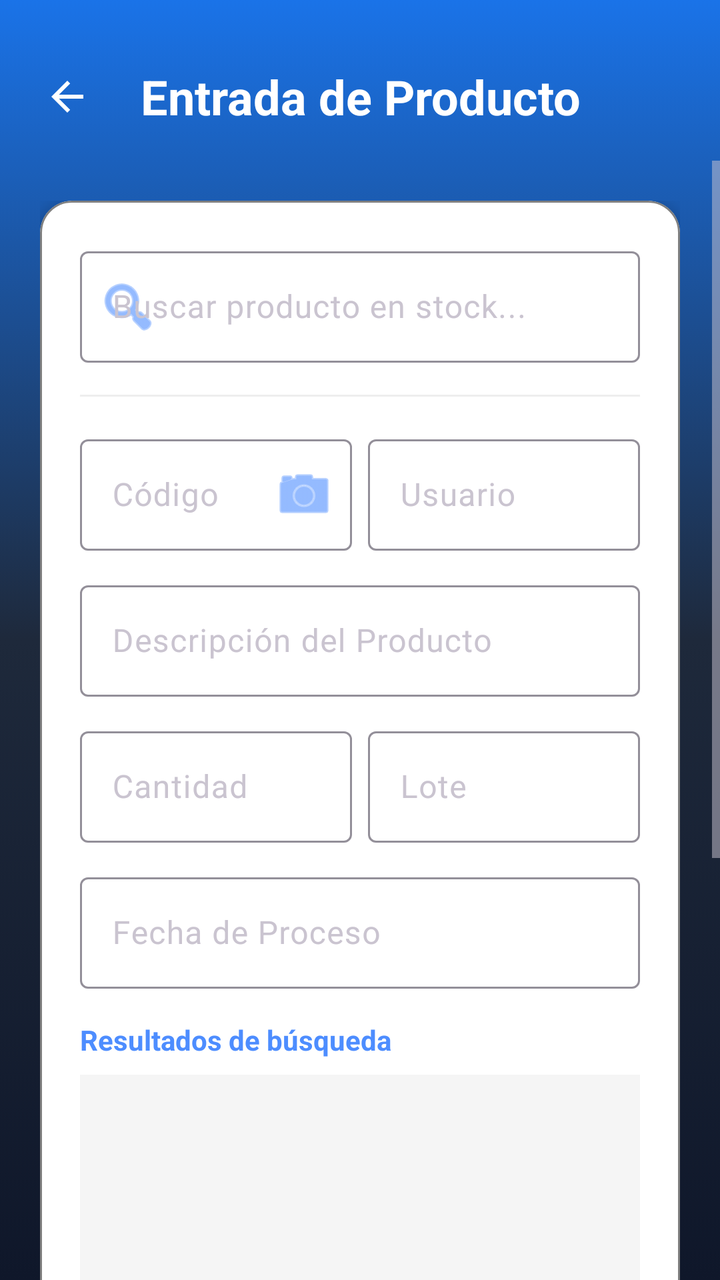
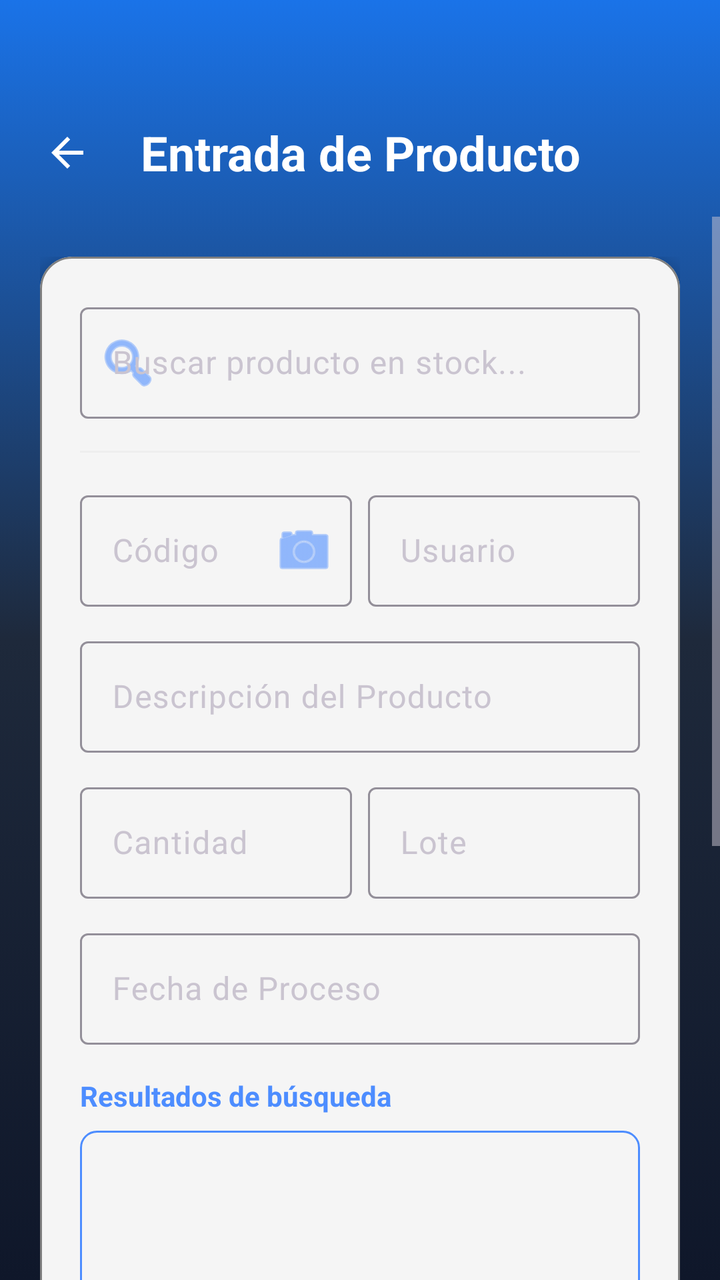

Before-and-after screenshots of an Android layout around one commit, followed by the original layout XML and the change that was made.
<!-- AndroidManifest.xml: application theme Theme.InventarioApp -->
<!-- res/layout/activity_entrada_productos.xml -->
<?xml version="1.0" encoding="utf-8"?>
<androidx.constraintlayout.widget.ConstraintLayout xmlns:android="http://schemas.android.com/apk/res/android"
    xmlns:app="http://schemas.android.com/apk/res-auto"
    xmlns:tools="http://schemas.android.com/tools"
    android:layout_width="match_parent"
    android:layout_height="match_parent"
    android:background="@drawable/fondo_degradado">

    
    <TextView
        android:id="@+id/tvTituloEntrada"
        android:layout_width="wrap_content"
        android:layout_height="wrap_content"
        android:layout_marginTop="32dp"
        android:gravity="center"
        android:text="@string/title_entrada"
        android:textColor="@color/white"
        android:textSize="24sp"
        android:textStyle="bold"
        app:layout_constraintEnd_toEndOf="parent"
        app:layout_constraintStart_toStartOf="parent"
        app:layout_constraintTop_toTopOf="parent" />

    <ImageButton
        android:id="@+id/btnBack"
        android:layout_width="51dp"
        android:layout_height="56dp"
        android:layout_marginStart="8dp"
        android:background="?attr/selectableItemBackgroundBorderless"
        android:contentDescription="@string/btn_volver"
        android:elevation="8dp"
        android:padding="12dp"
        android:src="@drawable/ic_back"
        app:layout_constraintBottom_toBottomOf="@id/tvTituloEntrada"
        app:layout_constraintStart_toStartOf="parent"
        app:layout_constraintTop_toTopOf="@id/tvTituloEntrada"
        app:tint="@color/white" />

    
    <ScrollView
        android:layout_width="match_parent"
        android:layout_height="0dp"
        android:layout_marginTop="16dp"
        android:fillViewport="true"
        app:layout_constraintBottom_toBottomOf="parent"
        app:layout_constraintTop_toBottomOf="@id/tvTituloEntrada">

        <LinearLayout
            android:layout_width="match_parent"
            android:layout_height="wrap_content"
            android:orientation="vertical"
            android:padding="20dp">

            <com.google.android.material.card.MaterialCardView
                android:layout_width="match_parent"
                android:layout_height="wrap_content"
                app:cardCornerRadius="16dp"
                app:cardElevation="4dp"
                app:cardBackgroundColor="@color/white"
                app:strokeWidth="1dp"
                app:strokeColor="@color/gray">

                <LinearLayout
                    android:layout_width="match_parent"
                    android:layout_height="wrap_content"
                    android:orientation="vertical"
                    android:padding="20dp">

                    
                    <com.google.android.material.textfield.TextInputLayout
                        android:layout_width="match_parent"
                        android:layout_height="wrap_content"
                        android:hint="@string/hint_buscar_stock"
                        app:startIconDrawable="@android:drawable/ic_menu_search"
                        app:startIconTint="@color/primary"
                        app:endIconMode="clear_text"
                        app:endIconTint="@color/gray"
                        app:hintTextColor="@color/black"
                        style="@style/Widget.Material3.TextInputLayout.OutlinedBox">

                        <com.google.android.material.textfield.TextInputEditText
                            android:id="@+id/searchEditText"
                            android:layout_width="match_parent"
                            android:layout_height="wrap_content"
                            android:textColor="@color/black"
                            android:inputType="text" />
                    </com.google.android.material.textfield.TextInputLayout>

                    <View android:layout_width="match_parent" android:layout_height="1dp" android:layout_marginVertical="16dp" android:background="#EEEEEE" />

                    <LinearLayout
                        android:layout_width="match_parent"
                        android:layout_height="wrap_content"
                        android:orientation="horizontal">

                        <com.google.android.material.textfield.TextInputLayout
                            android:id="@+id/tilCodigo"
                            style="@style/Widget.Material3.TextInputLayout.OutlinedBox"
                            android:layout_width="0dp"
                            android:layout_height="wrap_content"
                            android:layout_weight="1"
                            android:layout_marginEnd="8dp"
                            android:hint="@string/label_codigo"
                            app:endIconMode="custom"
                            app:endIconDrawable="@android:drawable/ic_menu_camera"
                            app:endIconTint="@color/primary"
                            app:hintTextColor="@color/black">

                            <com.google.android.material.textfield.TextInputEditText
                                android:id="@+id/etCodigo"
                                android:layout_width="match_parent"
                                android:layout_height="wrap_content"
                                android:textColor="@color/black"
                                android:inputType="text" />
                        </com.google.android.material.textfield.TextInputLayout>

                        <com.google.android.material.textfield.TextInputLayout
                            android:id="@+id/tilUsuario"
                            style="@style/Widget.Material3.TextInputLayout.OutlinedBox"
                            android:layout_width="0dp"
                            android:layout_height="wrap_content"
                            android:layout_weight="1"
                            android:hint="@string/label_usuario"
                            app:hintTextColor="@color/black">

                            <com.google.android.material.textfield.TextInputEditText
                                android:id="@+id/etUsuario"
                                android:layout_width="match_parent"
                                android:layout_height="wrap_content"
                                android:textColor="@color/black"
                                android:inputType="text" />
                        </com.google.android.material.textfield.TextInputLayout>
                    </LinearLayout>

                    <com.google.android.material.textfield.TextInputLayout
                        android:id="@+id/tilDescripcion"
                        style="@style/Widget.Material3.TextInputLayout.OutlinedBox"
                        android:layout_width="match_parent"
                        android:layout_height="wrap_content"
                        android:layout_marginTop="12dp"
                        android:hint="@string/label_descripcion_prod"
                        app:hintTextColor="@color/black">

                        <com.google.android.material.textfield.TextInputEditText
                            android:id="@+id/etDescripcion"
                            android:layout_width="match_parent"
                            android:layout_height="wrap_content"
                            android:textColor="@color/black"
                            android:inputType="text" />
                    </com.google.android.material.textfield.TextInputLayout>

                    <LinearLayout
                        android:layout_width="match_parent"
                        android:layout_height="wrap_content"
                        android:layout_marginTop="12dp"
                        android:orientation="horizontal">

                        <com.google.android.material.textfield.TextInputLayout
                            android:id="@+id/tilCantidad"
                            style="@style/Widget.Material3.TextInputLayout.OutlinedBox"
                            android:layout_width="0dp"
                            android:layout_height="wrap_content"
                            android:layout_weight="1"
                            android:layout_marginEnd="8dp"
                            android:hint="@string/label_cantidad"
                            app:hintTextColor="@color/black">

                            <com.google.android.material.textfield.TextInputEditText
                                android:id="@+id/etCantidad"
                                android:layout_width="match_parent"
                                android:layout_height="wrap_content"
                                android:textColor="@color/black"
                                android:inputType="number" />
                        </com.google.android.material.textfield.TextInputLayout>

                        <com.google.android.material.textfield.TextInputLayout
                            android:id="@+id/tilLote"
                            style="@style/Widget.Material3.TextInputLayout.OutlinedBox"
                            android:layout_width="0dp"
                            android:layout_height="wrap_content"
                            android:layout_weight="1"
                            android:hint="@string/label_lote"
                            app:hintTextColor="@color/black">

                            <com.google.android.material.textfield.TextInputEditText
                                android:id="@+id/etLote"
                                android:layout_width="match_parent"
                                android:layout_height="wrap_content"
                                android:textColor="@color/black"
                                android:inputType="text" />
                        </com.google.android.material.textfield.TextInputLayout>
                    </LinearLayout>

                    <com.google.android.material.textfield.TextInputLayout
                        android:id="@+id/tilFechaIngreso"
                        style="@style/Widget.Material3.TextInputLayout.OutlinedBox"
                        android:layout_width="match_parent"
                        android:layout_height="wrap_content"
                        android:layout_marginTop="12dp"
                        android:hint="@string/label_fecha_proceso"
                        app:hintTextColor="@color/black">

                        <com.google.android.material.textfield.TextInputEditText
                            android:id="@+id/etFechaIngreso"
                            android:layout_width="match_parent"
                            android:layout_height="wrap_content"
                            android:textColor="@color/black"
                            android:focusable="false"
                            android:inputType="text" />
                    </com.google.android.material.textfield.TextInputLayout>

                    <TextView
                        android:layout_width="wrap_content"
                        android:layout_height="wrap_content"
                        android:layout_marginTop="16dp"
                        android:text="@string/label_resultados_busqueda"
                        android:textStyle="bold"
                        android:textColor="@color/primary" />

                    <androidx.recyclerview.widget.RecyclerView
                        android:id="@+id/rvProductos"
                        android:layout_width="match_parent"
                        android:layout_height="200dp"
                        android:layout_marginTop="8dp"
                        android:background="#F5F5F5" />

                    
                    <com.google.android.material.button.MaterialButton
                        android:id="@+id/btnIngresar"
                        android:layout_width="match_parent"
                        android:layout_height="wrap_content"
                        android:layout_marginTop="24dp"
                        android:padding="16dp"
                        android:text="@string/btn_confirmar_entrada"
                        android:textSize="16sp"
                        app:cornerRadius="12dp" />

                    <com.google.android.material.button.MaterialButton
                        android:id="@+id/btnSalir"
                        style="@style/Widget.Material3.Button.TextButton"
                        android:layout_width="match_parent"
                        android:layout_height="wrap_content"
                        android:layout_marginTop="8dp"
                        android:text="@string/btn_volver_menu"
                        android:textColor="@color/gray" />

                </LinearLayout>
            </com.google.android.material.card.MaterialCardView>

            <View
                android:layout_width="match_parent"
                android:layout_height="60dp" />

        </LinearLayout>
    </ScrollView>

</androidx.constraintlayout.widget.ConstraintLayout>
<!-- resources referenced by this layout -->
<resources>
  <color name="black">#FF000000</color>
  <color name="gray">#FF808080</color>
  <color name="primary">#4D8DFF</color>
  <color name="white">#FFFFFFFF</color>
  <!-- drawable fondo_degradado (drawable) -->
  <?xml version="1.0" encoding="utf-8"?>
  <selector xmlns:android="http://schemas.android.com/apk/res/android">
      <item>
          <shape android:shape="rectangle">
              <gradient
                  android:angle="270"
                  android:startColor="@color/grad_start"
                  android:centerColor="@color/surface"
                  android:endColor="#0F172A" />
          </shape>
      </item>
  </selector>
  <!-- drawable ic_back (drawable) -->
  <vector xmlns:android="http://schemas.android.com/apk/res/android"
      android:width="24dp"
      android:height="24dp"
      android:viewportWidth="24"
      android:viewportHeight="24">
    <path
        android:fillColor="#FFFFFF"
        android:pathData="M20,11H7.83l5.59,-5.59L12,4l-8,8 8,8 1.41,-1.41L7.83,13H20v-2z"/>
  </vector>
  <string name="btn_confirmar_entrada">CONFIRMAR ENTRADA</string>
  <string name="btn_volver">Volver</string>
  <string name="btn_volver_menu">Volver al Menú</string>
  <string name="hint_buscar_stock">Buscar producto en stock...</string>
  <string name="label_cantidad">Cantidad</string>
  <string name="label_codigo">Código</string>
  <string name="label_descripcion_prod">Descripción del Producto</string>
  <string name="label_fecha_proceso">Fecha de Proceso</string>
  <string name="label_lote">Lote</string>
  <string name="label_resultados_busqueda">Resultados de búsqueda</string>
  <string name="label_usuario">Usuario</string>
  <string name="title_entrada">Entrada de Producto</string>
  <style name="Theme.InventarioApp" parent="Theme.Material3.Dark.NoActionBar">
          
          <item name="colorPrimary">@color/primary</item>
          <item name="colorOnPrimary">@color/white</item>
          <item name="colorPrimaryContainer">@color/primary_variant</item>
          <item name="colorOnPrimaryContainer">@color/white</item>
          <item name="colorSecondary">@color/secondary</item>
          <item name="android:statusBarColor">#0F172A</item>
          <item name="android:windowBackground">@drawable/fondo_degradado</item>
  
          
          <item name="textInputStyle">@style/Widget.Material3.TextInputLayout.OutlinedBox</item>
      </style>
  <color name="grad_start">#1A73E8</color>
  <color name="surface">#1E293B</color>
  <color name="primary_variant">#1A73E8</color>
  <color name="secondary">#34A853</color>
</resources>

<!-- the commit's change to res/layout/activity_entrada_productos.xml (unified diff, before → after) -->
@@ -11,7 +11,7 @@
         android:id="@+id/tvTituloEntrada"
         android:layout_width="wrap_content"
         android:layout_height="wrap_content"
-        android:layout_marginTop="32dp"
+        android:layout_marginTop="60dp"
         android:gravity="center"
         android:text="@string/title_entrada"
         android:textColor="@color/white"
@@ -56,7 +56,7 @@
                 android:layout_height="wrap_content"
                 app:cardCornerRadius="16dp"
                 app:cardElevation="4dp"
-                app:cardBackgroundColor="@color/white"
+                app:cardBackgroundColor="@color/smoke_white"
                 app:strokeWidth="1dp"
                 app:strokeColor="@color/gray">
 
@@ -222,7 +222,7 @@
                         android:layout_width="match_parent"
                         android:layout_height="200dp"
                         android:layout_marginTop="8dp"
-                        android:background="#F5F5F5" />
+                        android:background="@drawable/bg_list_with_border" />
 
                     
                     <com.google.android.material.button.MaterialButton
<!-- resource entries referenced after the edit -->
@@ -3,7 +3,17 @@
   <color name="black">#FF000000</color>
   <color name="gray">#FF808080</color>
   <color name="primary">#4D8DFF</color>
+  <color name="smoke_white">#F5F5F5</color>
   <color name="white">#FFFFFFFF</color>
+  <!-- drawable bg_list_with_border (drawable) -->
+  <?xml version="1.0" encoding="utf-8"?>
+  <shape xmlns:android="http://schemas.android.com/apk/res/android">
+      <solid android:color="@color/smoke_white" />
+      <stroke
+          android:width="1dp"
+          android:color="@color/primary" />
+      <corners android:radius="8dp" />
+  </shape>
   <!-- drawable fondo_degradado (drawable) -->
   <?xml version="1.0" encoding="utf-8"?>
   <selector xmlns:android="http://schemas.android.com/apk/res/android">
